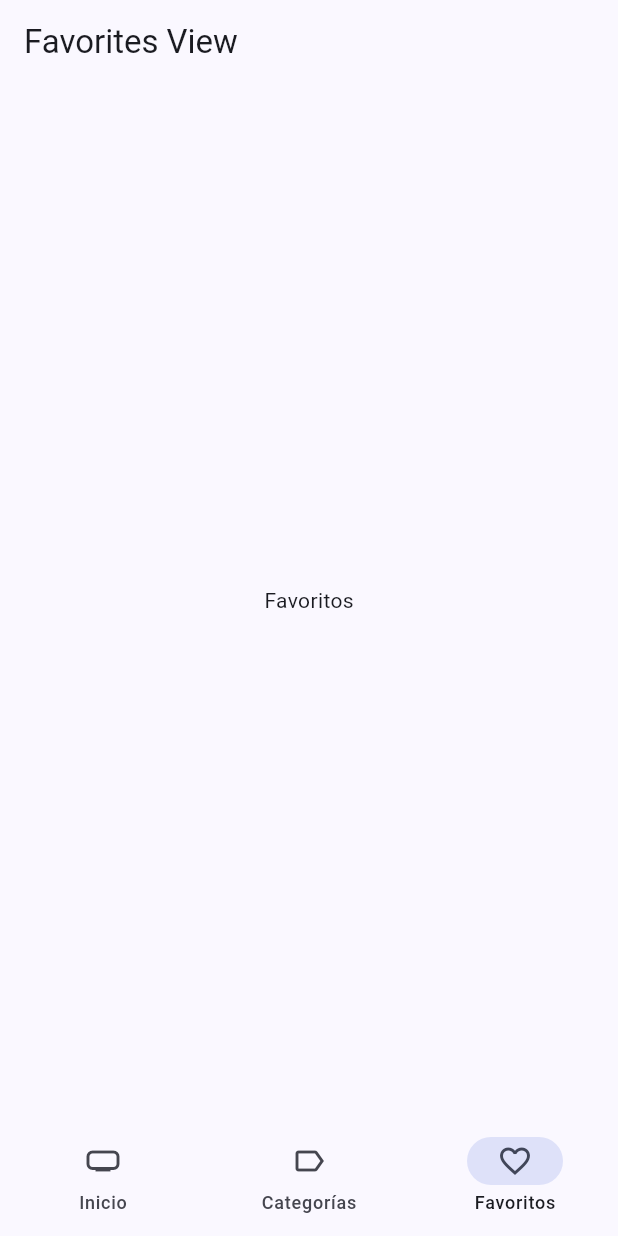
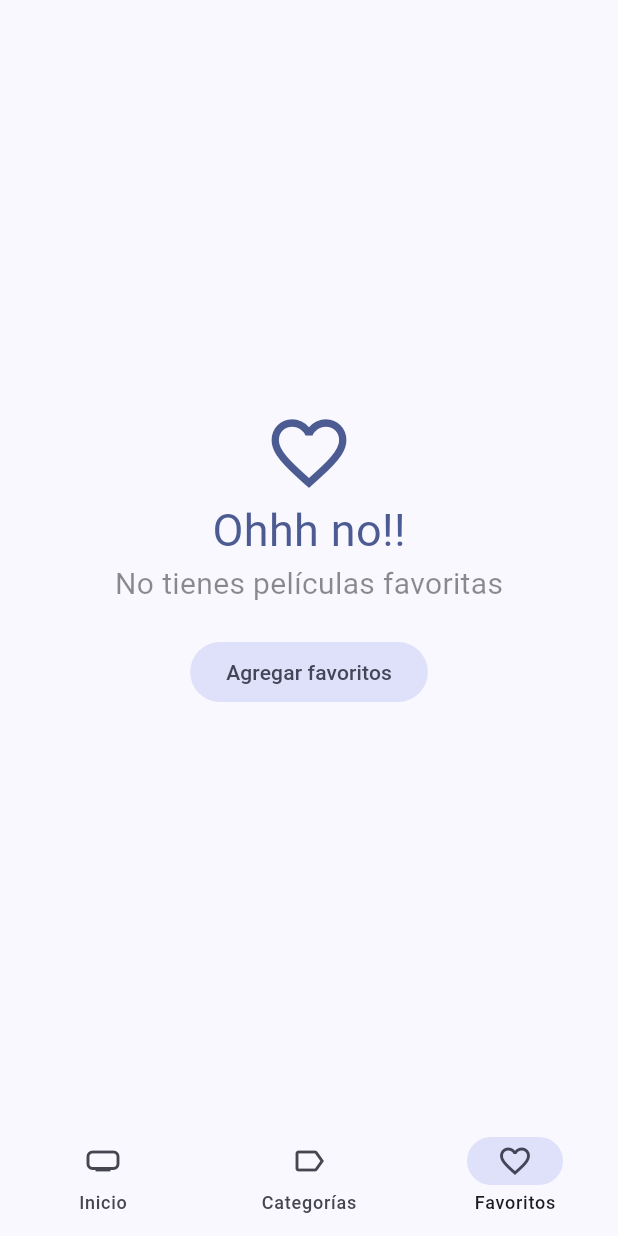
Before and after one commit to Vishanti/cinemapedia, a Flutter app: the screen it shows after launch, item 3 of the bottom bar chosen, on a phone screen of 412 x 824 dp. Run offline on Flutter 3.47's test engine with Material 2 defaults, Android fonts, the phone set to English and light mode, and no system bars; our stand-ins replace animate_do, card_swiper, dio, flutter_dotenv, flutter_riverpod, go_router and 1 more; accounts and stored records are empty; generated files the repository leaves out were written again; network calls fail.

Commit message:
se agrega peliculas en favoritos utilizando Isar DB

```diff
--- a/lib/domain/entities/movie.dart
+++ b/lib/domain/entities/movie.dart
@@ -1,4 +1,9 @@
+import 'package:isar/isar.dart';
+part 'movie.g.dart';
+
+@collection
 class Movie {
+  Id? isarId; // you can also use id = null to auto increment
   final bool adult;
   final String backdropPath;
   final List<String> genreIds;
--- a/lib/presentation/delegates/search_movie_delegate.dart
+++ b/lib/presentation/delegates/search_movie_delegate.dart
@@ -113,7 +113,7 @@ class _MovieItem extends StatelessWidget {
   final Movie movie;
   final Function onMovieSelected;
   const _MovieItem(
-      {super.key, required this.movie, required this.onMovieSelected});
+      {required this.movie, required this.onMovieSelected});
 
   @override
   Widget build(BuildContext context) {
--- a/lib/presentation/providers/providers.dart
+++ b/lib/presentation/providers/providers.dart
@@ -6,3 +6,5 @@ export 'actors/actors_by_movie_provider.dart';
 export 'actors/actors_repository_provider.dart';
 export 'movies/movie_info_provider.dart';
 export 'search/search_movies_provider.dart';
+export 'storage/local_storage_provider.dart';
+export 'storage/favorite_movies_provider.dart';
--- /dev/null
+++ b/lib/presentation/providers/storage/local_storage_provider.dart
@@ -0,0 +1,6 @@
+import 'package:cinemapedia/infrastructure/datasource/isar_datasource.dart';
+import 'package:cinemapedia/infrastructure/repositories/local_storage_repository_impl.dart';
+import 'package:flutter_riverpod/flutter_riverpod.dart';
+
+final localStorageRepositoryProvider =
+    Provider((ref) => LocalStorageRepositoryImpl(IsarDatasource()));
--- a/lib/presentation/view/movies/favorites_view.dart
+++ b/lib/presentation/view/movies/favorites_view.dart
@@ -1,16 +1,72 @@
+import 'package:cinemapedia/presentation/providers/providers.dart';
+import 'package:cinemapedia/presentation/widgets/widgets.dart';
 import 'package:flutter/material.dart';
+import 'package:flutter_riverpod/flutter_riverpod.dart';
+import 'package:go_router/go_router.dart';
 
-class FavoritesView extends StatelessWidget {
+class FavoritesView extends ConsumerStatefulWidget {
   const FavoritesView({super.key});
 
   @override
+  FavoritesViewState createState() => FavoritesViewState();
+}
+
+class FavoritesViewState extends ConsumerState<FavoritesView> {
+  bool isLastPage = false;
+  bool isLoading = false;
+  @override
+  void initState() {
+    loadNextPage();
+    super.initState();
+  }
+
+  void loadNextPage() async {
+    if (isLoading || isLastPage) return;
+    isLoading = true;
+
+    final movies =
+        await ref.read(favoriteMoviesProvider.notifier).loadNextPage();
+    isLoading = false;
+
+    if (movies.isEmpty) {
+      isLastPage = true;
+    }
+  }
+
+  @override
   Widget build(BuildContext context) {
+    final favoriteMovies = ref.watch(favoriteMoviesProvider).values.toList();
+    if (favoriteMovies.isEmpty) {
+      final colors = Theme.of(context).colorScheme;
+      return Center(
+        child: Column(
+            mainAxisAlignment: MainAxisAlignment.center,
+            crossAxisAlignment: CrossAxisAlignment.center,
+            children: [
+              Icon(
+                Icons.favorite_outline_sharp,
+                size: 60,
+                color: colors.primary,
+              ),
+              Text(
+                'Ohhh no!!',
+                style: TextStyle(fontSize: 30, color: colors.primary),
+              ),
+              const Text(
+                'No tienes películas favoritas',
+                style: TextStyle(fontSize: 20, color: Colors.black45),
+              ),
+              const SizedBox(height: 20),
+              FilledButton.tonal(
+                  onPressed: () => context.go('/home/0'),
+                  child: const Text('Agregar favoritos'))
+            ]),
+      );
+    }
     return Scaffold(
-        appBar: AppBar(
-          title: const Text('Favorites View'),
-        ),
-        body: const Center(
-          child: Text('Favoritos'),
-        ));
+        body: MovieMasonry(
+      movie: favoriteMovies,
+      loadNextPage: loadNextPage,
+    ));
   }
 }
--- a/lib/presentation/widgets/widgets.dart
+++ b/lib/presentation/widgets/widgets.dart
@@ -3,3 +3,5 @@ export 'movies/movies_slideshow.dart';
 export 'shared/custom_bottom_navigationbar.dart';
 export 'movies/movie_horizontal_listview.dart';
 export 'shared/full_screen_loader.dart';
+export 'movies/movie_masonry.dart';
+export 'movies/movie_poster_link.dart';
--- a/pubspec.yaml
+++ b/pubspec.yaml
@@ -14,13 +14,19 @@ dependencies:
     sdk: flutter
   flutter_dotenv: ^5.1.0
   flutter_riverpod: ^2.3.6
+  flutter_staggered_grid_view: ^0.6.2
   go_router: ^9.0.0
   intl: ^0.18.1
+  isar: ^3.1.0+1
+  isar_flutter_libs: ^3.1.0+1
+  path_provider: ^2.0.15
 
 dev_dependencies:
+  build_runner: ^2.4.6
   flutter_lints: ^2.0.0
   flutter_test:
     sdk: flutter
+  isar_generator: ^3.1.0+1
 
 flutter:
   uses-material-design: true
```
Also changed, not shown: lib/domain/datasource/local_storage_datasource.dart (added, +9 -0 lines), lib/domain/repositories/local_storage_repository.dart (added, +9 -0 lines), lib/infrastructure/datasource/isar_datasource.dart (added, +54 -0 lines), lib/infrastructure/repositories/local_storage_repository_impl.dart (added, +24 -0 lines), lib/presentation/providers/storage/favorite_movies_provider.dart (added, +51 -0 lines), lib/presentation/screens/movies/movie_screen.dart (+26 -11 lines), lib/presentation/widgets/movies/movie_masonry.dart (added, +63 -0 lines), lib/presentation/widgets/movies/movie_poster_link.dart (added, +25 -0 lines), lib/domain/entities/movie.g.dart (added), pubspec.lock, 9 other files.
